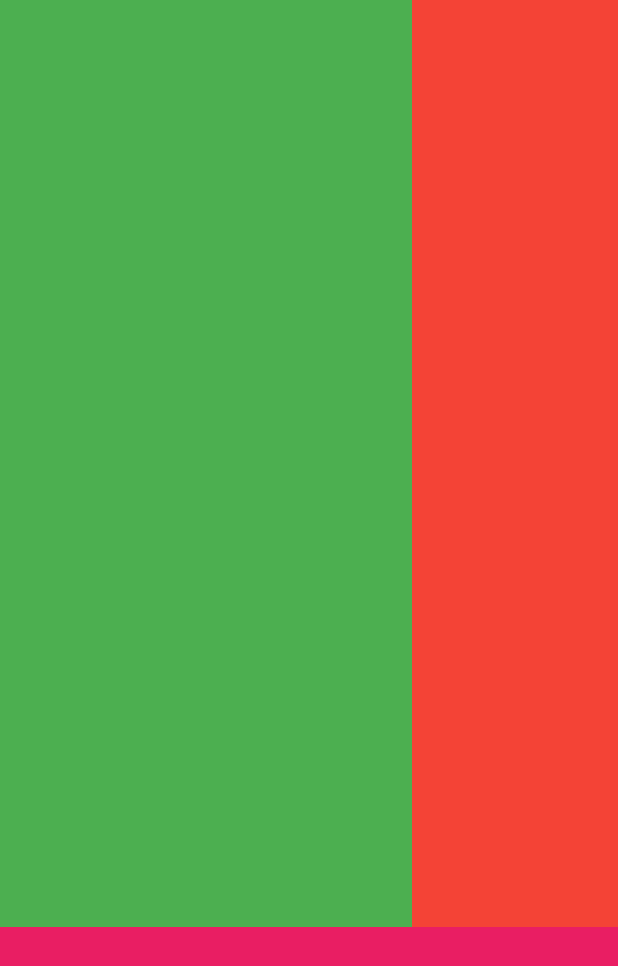
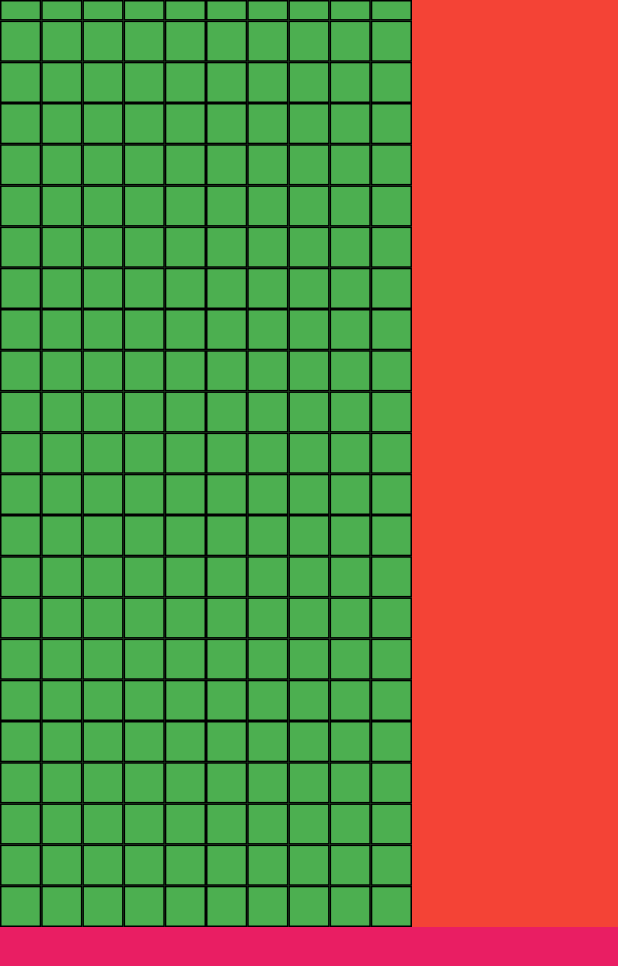
Before and after one commit to lnrabe/tetris, a Flutter app: the screen it shows after launch, on a phone screen of 412 x 824 dp. Shown: the top 966 px of the screen. Run offline on Flutter 3.47's test engine with Material 2 defaults, Android fonts, the phone set to English and light mode, and no system bars.

Commit message:
Improvements we made on the plane

```diff
--- /dev/null
+++ b/lib/game_area.dart
@@ -0,0 +1,69 @@
+import 'package:flutter/material.dart';
+
+class GameArea extends StatelessWidget {
+  int numColumns = 10;
+
+  Widget buildGameAreaSquare() {
+    return Expanded(
+      child: Container(
+        decoration: BoxDecoration(
+          border: Border.all(
+            color: Colors.black,
+          ),
+        ),
+      ),
+    );
+  }
+
+  Widget buildGameBoard(BuildContext context, BoxConstraints constraints) {
+    double width = constraints.maxWidth;
+    double height = constraints.maxHeight;
+    print(width);
+
+    double boxWidth = width / numColumns;
+
+    int numRows = (height / boxWidth).toInt();
+
+    List<Widget> rowOfBoxes = [];
+    for (int x = 0; x < numColumns; x++) {
+      rowOfBoxes.add(buildGameAreaSquare());
+    }
+
+    List<Widget> columnsOfBoxes = [];
+    for (int i = 0; i < numRows; i++) {
+      columnsOfBoxes.add(
+        Container(
+          height: boxWidth,
+          child: Row(
+            crossAxisAlignment: CrossAxisAlignment.stretch,
+            children: rowOfBoxes,
+          ),
+        ),
+      );
+    }
+
+    columnsOfBoxes.add(
+      Expanded(
+        child: Row(
+          crossAxisAlignment: CrossAxisAlignment.stretch,
+          children: rowOfBoxes,
+        ),
+      ),
+    );
+
+    return Container(
+      child: Column(
+        mainAxisAlignment: MainAxisAlignment.end,
+        crossAxisAlignment: CrossAxisAlignment.stretch,
+        children: columnsOfBoxes.reversed.toList(),
+      ),
+    );
+  }
+
+  @override
+  Widget build(BuildContext context) {
+    return LayoutBuilder(
+      builder: buildGameBoard,
+    );
+  }
+}
--- a/lib/main_page.dart
+++ b/lib/main_page.dart
@@ -1,4 +1,5 @@
 import 'package:flutter/material.dart';
+import 'package:tetris/game_area.dart';
 
 class MainPage extends StatelessWidget {
   Widget _buildGameSection() {
@@ -11,6 +12,7 @@ class MainPage extends StatelessWidget {
           child: Container(
             width: 20,
             color: Colors.green,
+            child: GameArea(),
           ),
         ),
         Expanded(
```
